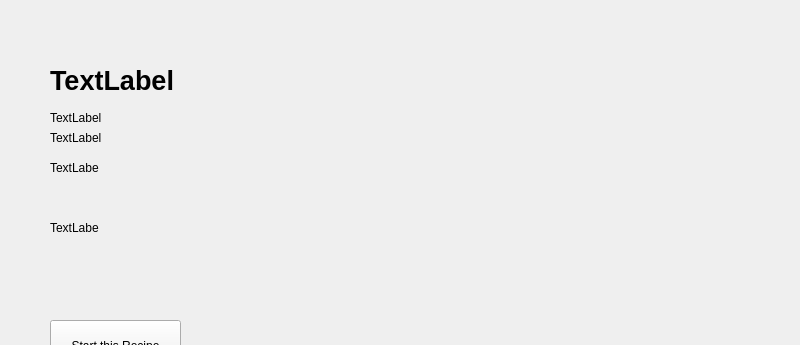
Old version of the form RecipeDataSeeding/dashboard.ui in the repository bigdog765/qt-database; both pictures show x 0 to 800 and y 0 to 345 of the 800 by 600 pixel window.
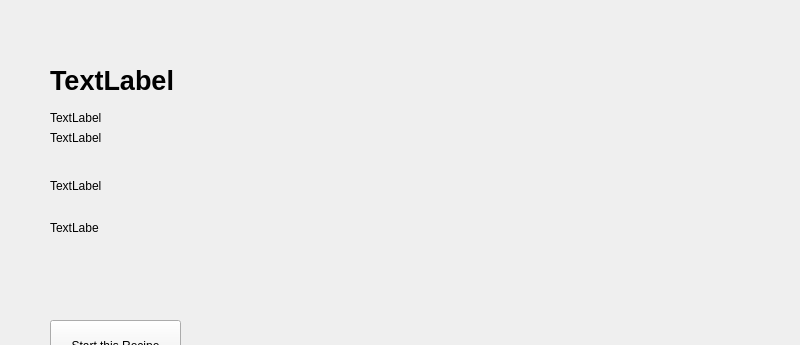
New version of the form.

Diff of the .ui file:
```diff
--- a/RecipeDataSeeding/dashboard.ui
+++ b/RecipeDataSeeding/dashboard.ui
@@ -64,8 +64,8 @@
      <rect>
       <x>50</x>
       <y>160</y>
-      <width>49</width>
-      <height>16</height>
+      <width>681</width>
+      <height>51</height>
      </rect>
     </property>
     <property name="text">
```
